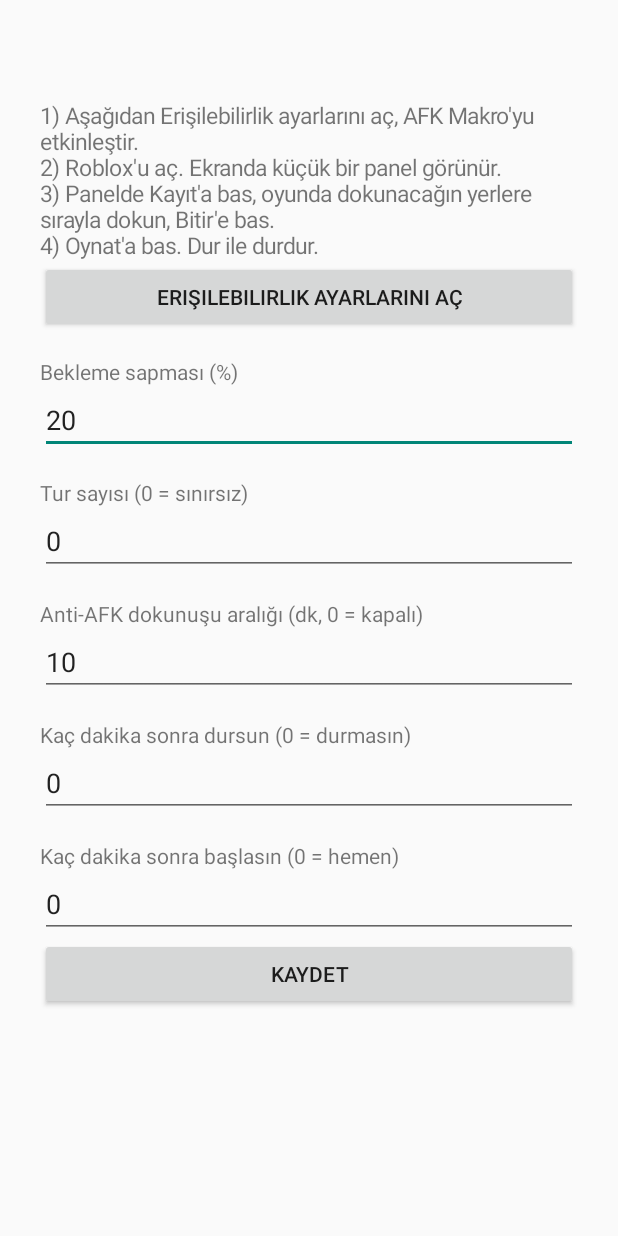
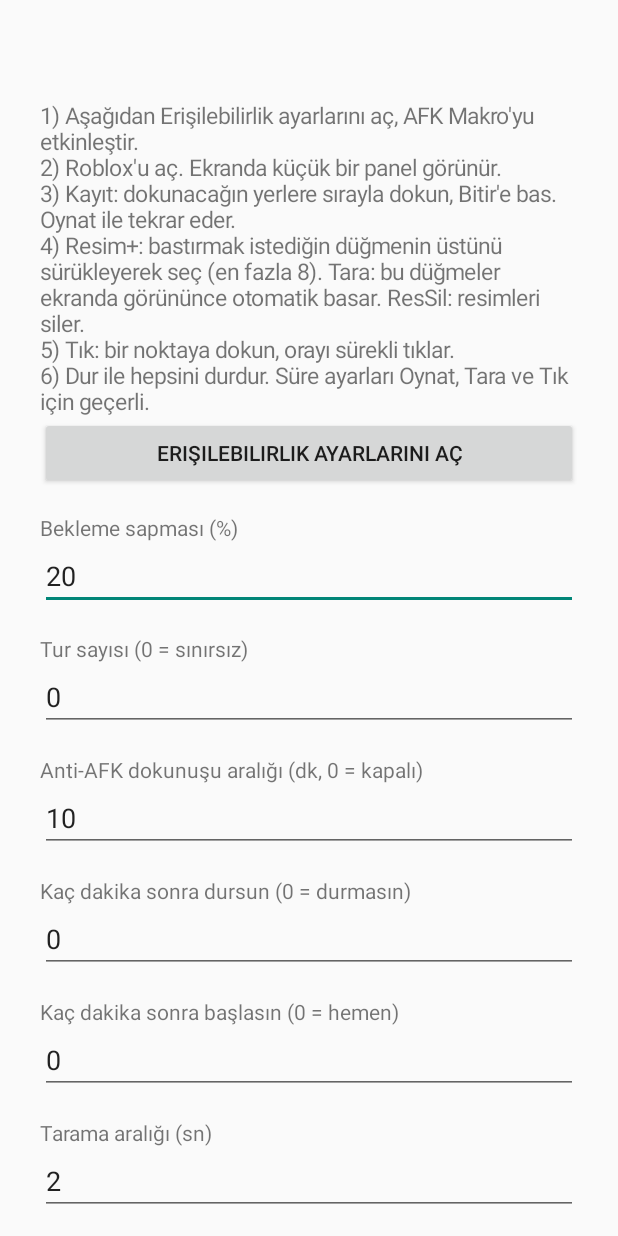
Before and after one commit to 3fepmm/afkmakro, an Android app: the screen it shows after launch (MainActivity), on a phone screen of 412 x 824 dp. Run offline under Robolectric (Android 15) with nearby library versions, the phone set to English and light mode, and no system bars.

Commit message:
Revise instructions and add scan/click parameters
Updated instructions and added new parameters for scanning and clicking.

```diff
--- a/app/src/main/java/com/example/afkmakro/MainActivity.kt
+++ b/app/src/main/java/com/example/afkmakro/MainActivity.kt
@@ -25,8 +25,11 @@ class MainActivity : Activity() {
         info.textSize = 15f
         info.text = "1) Aşağıdan Erişilebilirlik ayarlarını aç, AFK Makro'yu etkinleştir.\n" +
             "2) Roblox'u aç. Ekranda küçük bir panel görünür.\n" +
-            "3) Panelde Kayıt'a bas, oyunda dokunacağın yerlere sırayla dokun, Bitir'e bas.\n" +
-            "4) Oynat'a bas. Dur ile durdur."
+            "3) Kayıt: dokunacağın yerlere sırayla dokun, Bitir'e bas. Oynat ile tekrar eder.\n" +
+            "4) Resim+: bastırmak istediğin düğmenin üstünü sürükleyerek seç (en fazla 8). " +
+            "Tara: bu düğmeler ekranda görününce otomatik basar. ResSil: resimleri siler.\n" +
+            "5) Tık: bir noktaya dokun, orayı sürekli tıklar.\n" +
+            "6) Dur ile hepsini durdur. Süre ayarları Oynat, Tara ve Tık için geçerli."
         box.addView(info)
 
         val open = Button(this)
@@ -41,7 +44,11 @@ class MainActivity : Activity() {
             Triple("rounds", 0, "Tur sayısı (0 = sınırsız)"),
             Triple("afkMin", 10, "Anti-AFK dokunuşu aralığı (dk, 0 = kapalı)"),
             Triple("stopMin", 0, "Kaç dakika sonra dursun (0 = durmasın)"),
-            Triple("startMin", 0, "Kaç dakika sonra başlasın (0 = hemen)")
+            Triple("startMin", 0, "Kaç dakika sonra başlasın (0 = hemen)"),
+            Triple("scanSec", 2, "Tarama aralığı (sn)"),
+            Triple("tol", 25, "Resim eşleşme toleransı (10-40, düşük = sıkı)"),
+            Triple("clickMs", 200, "Otomatik tık aralığı (ms)"),
+            Triple("clickMax", 0, "Otomatik tık sayısı (0 = sınırsız)")
         )
         val fields = mutableMapOf<String, EditText>()
         for ((key, def, label) in keys) {
```
